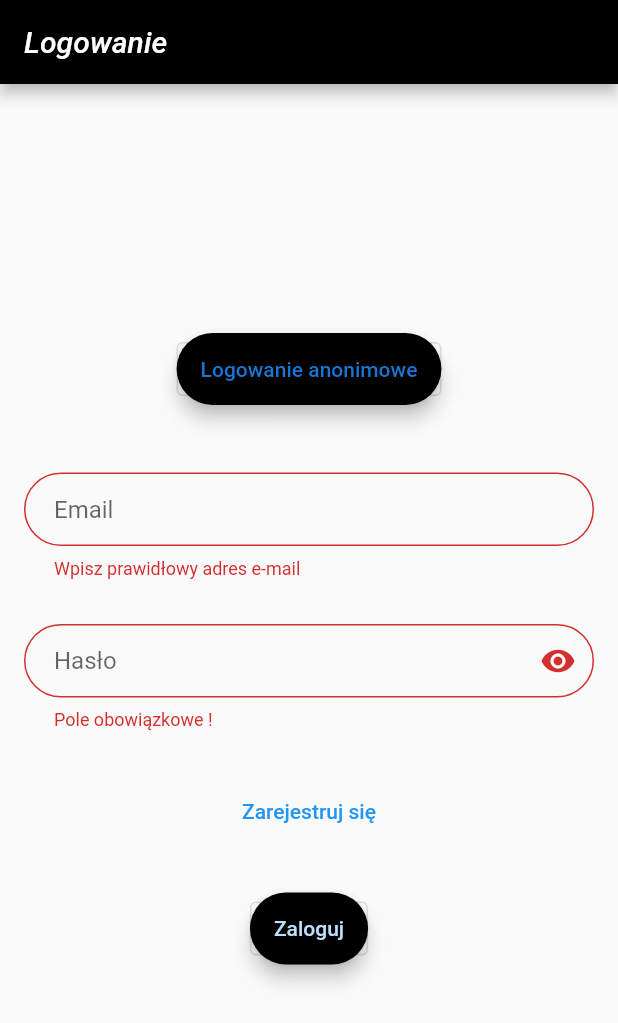
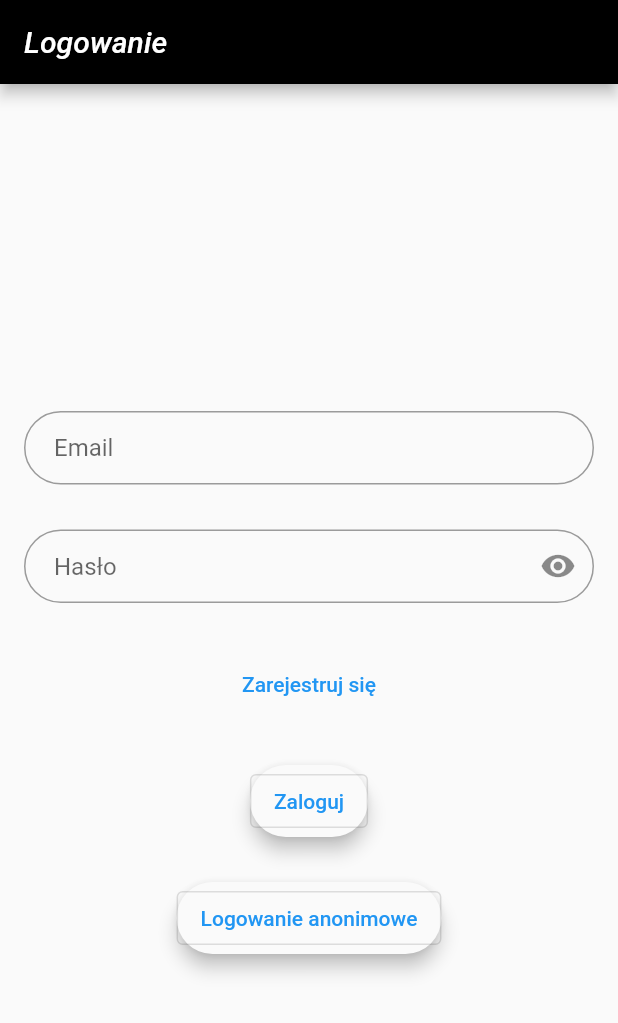
Before and after one commit to KrzysztofSwierkowski/e_tracker, a Flutter app: the screen it shows after launch, on a phone screen of 412 x 824 dp. Shown: the top 1023 px of the screen. Run offline on Flutter 3.47's test engine with Material 2 defaults, Android fonts, the phone set to English and light mode, and no system bars; our stand-ins replace firebase_auth, firebase_core, google_maps_flutter, location; missing offline and left inert: mqtt_client; accounts and stored records are empty; Roboto replaces fonts that are missing (Georgia).

Commit message:
-Alpha version is completed -clean code -delete old files

```diff
--- a/lib/auth/login_page.dart
+++ b/lib/auth/login_page.dart
@@ -23,14 +23,14 @@ class _LoginPageState extends State<LoginPage> {
     final emailField = TextFormField(
       controller: _email,
       autofocus: false,
-      validator: (value) {
-        if (value != null) {
-          if (value.contains('@')) {
-            return null;
-          }
-          return 'Wpisz prawidłowy adres e-mail';
-        }
-      },
+      // validator: (value) {
+      //   if (value != null) {
+      //     if (value.contains('@')) {
+      //       return null;
+      //     }
+      //     return 'Wpisz prawidłowy adres e-mail';
+      //   }
+      // },
       decoration: InputDecoration(
         contentPadding: const EdgeInsets.fromLTRB(20.0, 15.0, 20.0, 15.0),
         hintText: "Email",
@@ -42,15 +42,15 @@ class _LoginPageState extends State<LoginPage> {
         obscureText: _obscureText,
         controller: _password,
         autofocus: false,
-        validator: (value) {
-          if (value == null || value.trim().isEmpty) {
-            return 'Pole obowiązkowe !';
-          }
-          if (value.trim().length < 4) {
-            return 'Hasło musi mieć więcej niż 4 znaki';
-          }
-          return null;
-        },
+        // validator: (value) {
+        //   if (value == null || value.trim().isEmpty) {
+        //     return 'Pole obowiązkowe !';
+        //   }
+        //   if (value.trim().length < 4) {
+        //     return 'Hasło musi mieć więcej niż 4 znaki';
+        //   }
+        //   return null;
+        // },
         decoration: InputDecoration(
             contentPadding: const EdgeInsets.fromLTRB(20.0, 15.0, 20.0, 15.0),
             hintText: "Hasło",
@@ -75,7 +75,7 @@ class _LoginPageState extends State<LoginPage> {
     final anonymousLoginButton = Material(
       elevation: 5.0,
       borderRadius: BorderRadius.circular(30.0),
-      color: Theme.of(context).primaryColor,
+      //color: Theme.of(context).primaryColor,
       child: OutlinedButton(
         onPressed: () async {
           if (_formKey.currentState!.validate()) {
@@ -93,7 +93,7 @@ class _LoginPageState extends State<LoginPage> {
         },
         child: Text(
           "Logowanie anonimowe",
-          style: TextStyle(color: Theme.of(context).primaryColorDark),
+          //style: TextStyle(color: Theme.of(context).primaryColorDark),
           textAlign: TextAlign.center,
         ),
       ),
@@ -103,7 +103,7 @@ class _LoginPageState extends State<LoginPage> {
     final loginEmailPasswordButton = Material(
       elevation: 5.0,
       borderRadius: BorderRadius.circular(30.0),
-      color: Theme.of(context).primaryColor,
+      //color: Theme.of(context).primaryColor,
       child: OutlinedButton(
         onPressed: () async {
           if (_formKey.currentState!.validate()) {
@@ -122,7 +122,7 @@ class _LoginPageState extends State<LoginPage> {
         },
         child: Text(
           "Zaloguj",
-          style: TextStyle(color: Theme.of(context).primaryColorLight),
+          //style: TextStyle(color: Theme.of(context).primaryColorLight),
           textAlign: TextAlign.center,
         ),
       ),
@@ -146,7 +146,7 @@ class _LoginPageState extends State<LoginPage> {
                 crossAxisAlignment: CrossAxisAlignment.center,
                 mainAxisAlignment: MainAxisAlignment.center,
                 children: <Widget>[
-                  anonymousLoginButton,
+
                   const SizedBox(height: 45.0),
                   emailField,
                   const SizedBox(height:30.0),
@@ -155,6 +155,8 @@ class _LoginPageState extends State<LoginPage> {
                   txtbutton,
                   const SizedBox(height:30),
                   loginEmailPasswordButton,
+                  const SizedBox(height:30),
+                  anonymousLoginButton,
                   const SizedBox(height: 15.0),
                 ],
               ),
--- a/lib/provider.dart
+++ b/lib/provider.dart
@@ -1,5 +1,4 @@
 import 'dart:async';
-
 import 'package:flutter/material.dart';
 import 'package:location/location.dart';
 import 'package:mqtt_client/mqtt_client.dart';
```
Also changed, not shown: lib/constans.dart (line endings or trailing spaces).
